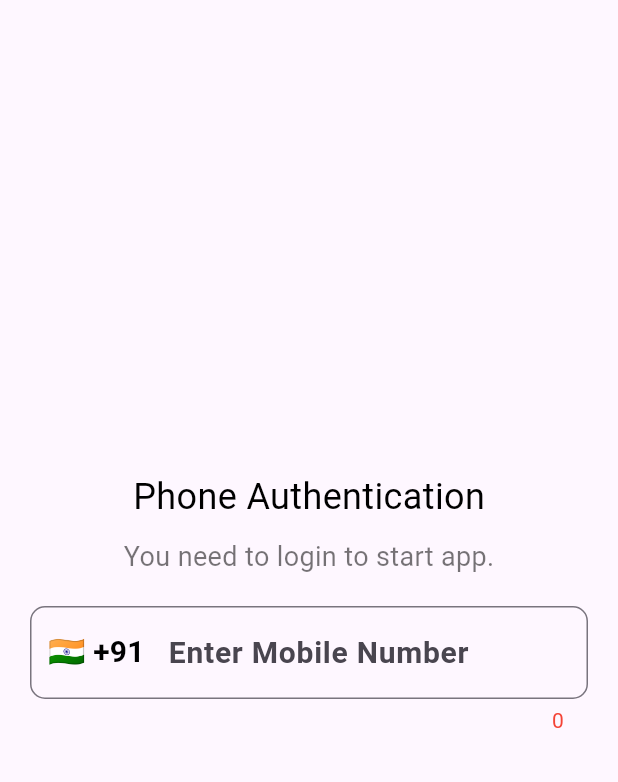
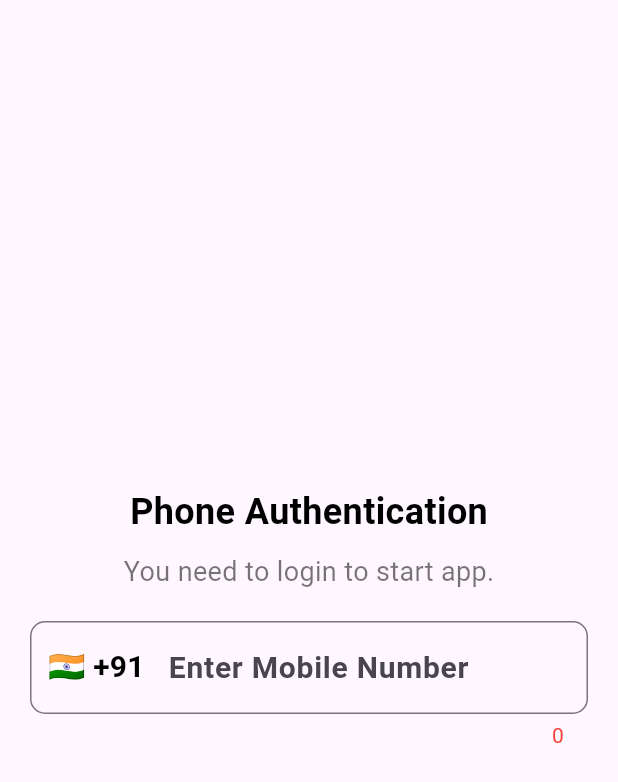
Before and after one commit to techwithkaushik/kharcharecord, a Flutter app: the screen it shows after launch, after a tap on "Login Now", on a phone screen of 412 x 824 dp. Shown: the top 782 px of the screen. Run offline on Flutter 3.47's test engine with Material 2 defaults, Android fonts, the light colour scheme and no system bars; our stand-ins replace country_picker, get, pinput.

Commit message:
add otp screen

```diff
--- a/lib/screens/login_mobile.dart
+++ b/lib/screens/login_mobile.dart
@@ -54,6 +54,7 @@ class _LoginMobileState extends State<LoginMobile> {
               const Text(
                 "Phone Authentication",
                 style: TextStyle(
+                  fontWeight: FontWeight.bold,
                   color: Colors.black,
                   fontSize: 24,
                 ),
@@ -121,7 +122,13 @@ class _LoginMobileState extends State<LoginMobile> {
                   suffixIcon: phoneController.text.length < 10
                       ? null
                       : IconButton(
-                          onPressed: () => Get.toNamed("/loginOTP"),
+                          onPressed: () => Get.toNamed(
+                                "/loginOTP",
+                                parameters: {
+                                  "phone":
+                                      "${selectedCountry.phoneCode}${phoneController.text}",
+                                },
+                              ),
                           icon: const Icon(
                             Icons.arrow_forward,
                             color: Colors.green,
@@ -130,9 +137,6 @@ class _LoginMobileState extends State<LoginMobile> {
                 keyboardType: TextInputType.number,
                 inputFormatters: [FilteringTextInputFormatter.digitsOnly],
               ),
-              const SizedBox(
-                height: 20,
-              ),
             ],
           ),
         ),
--- a/pubspec.yaml
+++ b/pubspec.yaml
@@ -40,6 +40,7 @@ dependencies:
   matcher: ^0.12.14
   test_api: ^0.4.18
   country_picker: ^2.0.20
+  pinput: ^2.2.31
 
 dev_dependencies:
   flutter_test:
```
Also changed, not shown: lib/screens/login_otp.dart (+52 -2 lines), pubspec.lock.
